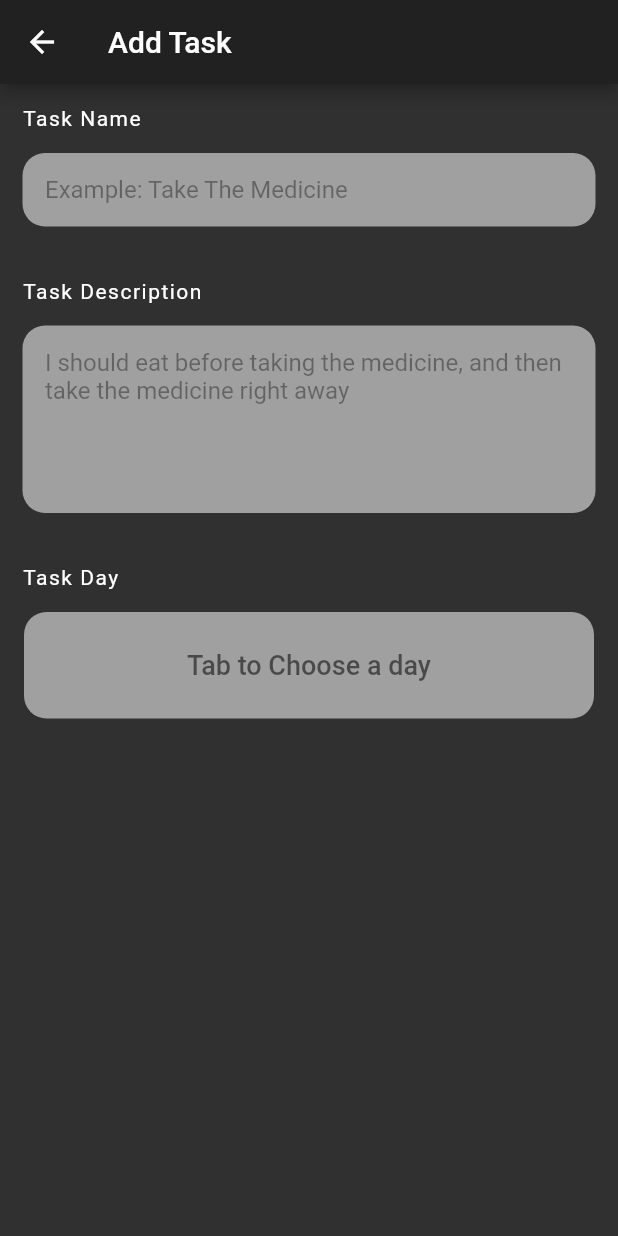
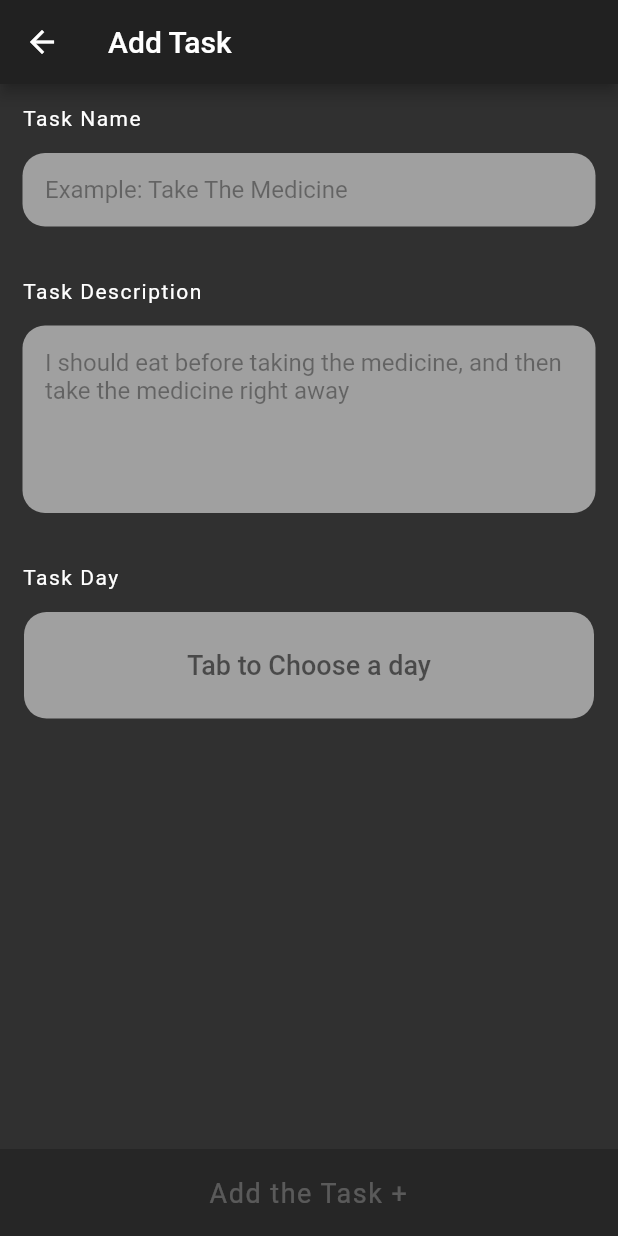
Before and after one commit to OmarHatem28/ToDo-App, a Flutter app: the MyTasks screen opened by its route, after a tap on "Add Task +", on a phone screen of 412 x 824 dp. Run offline on Flutter 3.47's test engine with Material 2 defaults, Android fonts, the phone set to English and light mode, and no system bars.

Commit message:
Add Bottom Bar to AddTask Page

```diff
--- a/lib/Views/addTask.dart
+++ b/lib/Views/addTask.dart
@@ -1,4 +1,5 @@
 import 'package:flutter/material.dart';
+import 'package:todo_app/Models/task.dart';
 import 'package:todo_app/Views/days.dart';
 
 class AddTask extends StatefulWidget {
@@ -7,13 +8,15 @@ class AddTask extends StatefulWidget {
 }
 
 class _AddTaskState extends State<AddTask> {
-  final TextEditingController _textController = TextEditingController();
+  final TextEditingController _nameController = TextEditingController();
+  final TextEditingController _descController = TextEditingController();
 
-  String name, description, day, dayText = "Tab to Choose a day";
+  String name, description, day = "Tab to Choose a day";
 
   @override
   Widget build(BuildContext context) {
     return Scaffold(
+      resizeToAvoidBottomPadding: false,
       appBar: AppBar(
         title: Text("Add Task"),
       ),
@@ -22,15 +25,41 @@ class _AddTaskState extends State<AddTask> {
           crossAxisAlignment: CrossAxisAlignment.start,
           children: <Widget>[
             buildFieldName("Task Name"),
-            buildField("Example: Take The Medicine", 1, "TaskName"),
+            buildField("Example: Take The Medicine", 1, "TaskName", _nameController),
             buildFieldName("Task Description"),
             buildField(
                 "I should eat before taking the medicine, and then take the medicine right away",
                 5,
-                "TaskDescription"),
+                "TaskDescription", _descController),
             buildFieldName("Task Day"),
             buildSelectDayButton(context),
           ],
+        ),
+      ),
+      bottomNavigationBar: buildBottomBar(),
+    );
+  }
+
+  Widget buildBottomBar() {
+    return Opacity(
+      opacity: name == null || description == null ? 0.2 : 1,
+      child: Container(
+        color: Colors.black,
+        child: GestureDetector(
+          child: ListTile(
+            title: Container(
+              padding: EdgeInsets.only(top: 15),
+              height: 50,
+              child: Text(
+                "Add the Task +",
+                textAlign: TextAlign.center,
+                style: TextStyle(color: Colors.white, letterSpacing: 1, fontSize: 18),
+              ),
+            ),
+          ),
+          onTap: name == null || description == null ? null : () {
+            Navigator.pop(context, new Task(name, description, day, "245455"));
+          },
         ),
       ),
     );
@@ -45,7 +74,7 @@ class _AddTaskState extends State<AddTask> {
             color: Colors.white54, borderRadius: BorderRadius.circular(15)),
         child: Center(
           child: Text(
-            dayText,
+            day,
             style: TextStyle(color: Colors.black54, fontSize: 18),
           ),
         ),
@@ -63,7 +92,7 @@ class _AddTaskState extends State<AddTask> {
     );
   }
 
-  Widget buildField(String hint, int maxLines, String which) {
+  Widget buildField(String hint, int maxLines, String which, TextEditingController controller) {
     return Container(
       margin: EdgeInsets.fromLTRB(15, 0, 15, 20),
       padding: EdgeInsets.all(15),
@@ -72,8 +101,9 @@ class _AddTaskState extends State<AddTask> {
         borderRadius: BorderRadius.circular(15),
       ),
       child: TextField(
-        controller: _textController,
+        controller: controller,
         autofocus: false,
+        style: TextStyle(color: Colors.black),
         decoration: InputDecoration.collapsed(
             hintText: hint, hintStyle: TextStyle(color: Colors.black38)),
         maxLines: maxLines,
@@ -95,7 +125,7 @@ class _AddTaskState extends State<AddTask> {
         ));
     if (result != null) {
       setState(() {
-        dayText = result;
+        day = result;
       });
     }
   }
--- a/lib/Views/myTasks.dart
+++ b/lib/Views/myTasks.dart
@@ -1,5 +1,6 @@
 import 'package:flutter/material.dart';
 import 'package:todo_app/Models/task.dart';
+import 'package:todo_app/Views/addTask.dart';
 import 'package:todo_app/Views/completedTasks.dart';
 
 class MyTasks extends StatefulWidget {
@@ -147,7 +148,7 @@ class _MyTasksState extends State<MyTasks> {
       child: Container(
         margin: EdgeInsets.all(20),
         child: InkWell(
-          onTap: edit ? null : () => Navigator.pushNamed(context, 'addTask'),
+          onTap: edit ? null : () => _NavigateForResult(context),
           child: Container(
             padding: EdgeInsets.all(20),
             decoration: BoxDecoration(
@@ -201,7 +202,7 @@ class _MyTasksState extends State<MyTasks> {
       child: Container(
         padding: EdgeInsets.all(12),
         child: InkWell(
-          onTap: edit ? null : () => Navigator.pushNamed(context, 'addTask'),
+          onTap: edit ? null : () => _NavigateForResult(context),
           child: Container(
             child: Center(
               child: Padding(
@@ -233,7 +234,7 @@ class _MyTasksState extends State<MyTasks> {
               children: <Widget>[
                 Icon(Icons.keyboard_arrow_up),
                 Text(
-                  "Checkout",
+                  "Done",
                   textAlign: TextAlign.center,
                   style: TextStyle(color: Colors.white, letterSpacing: 1),
                 ),
@@ -285,4 +286,21 @@ class _MyTasksState extends State<MyTasks> {
       },
     );
   }
+
+  _NavigateForResult(BuildContext context) async {
+    final result = await Navigator.push(
+        context,
+        new MaterialPageRoute(
+          builder: (context) => AddTask(),
+        ));
+    if (result != null) {
+      setState(() {
+        Task newTask = result;
+        setState(() {
+          tasks.add(newTask);
+          checked.add(false);
+        });
+      });
+    }
+  }
 }
```
